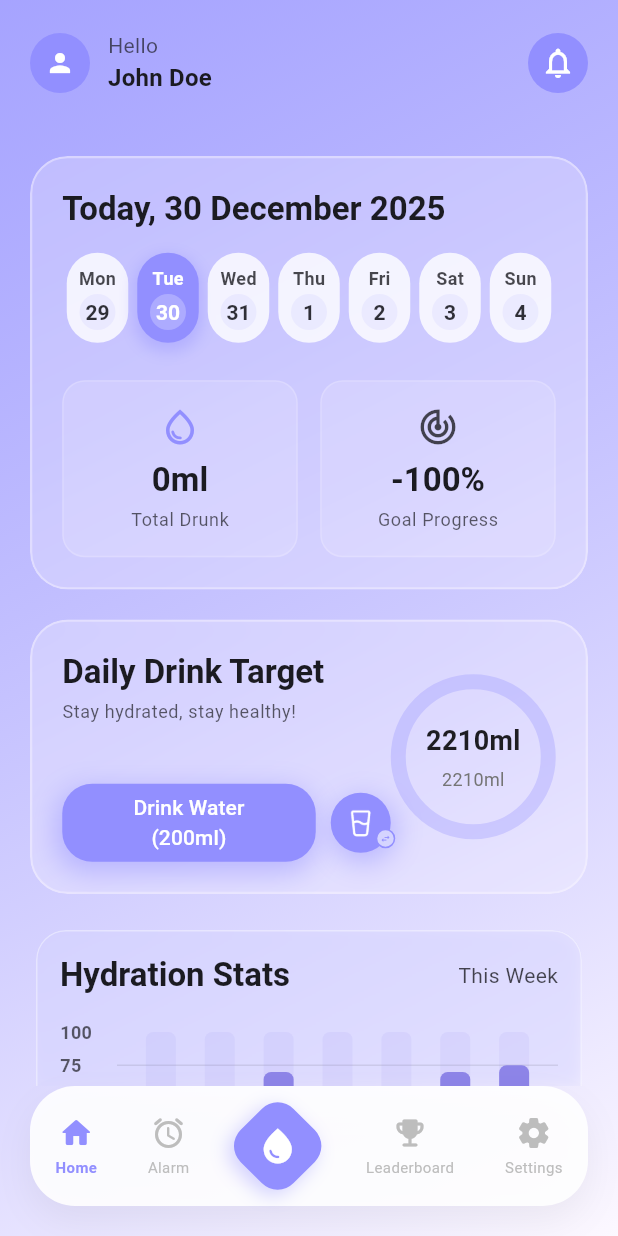
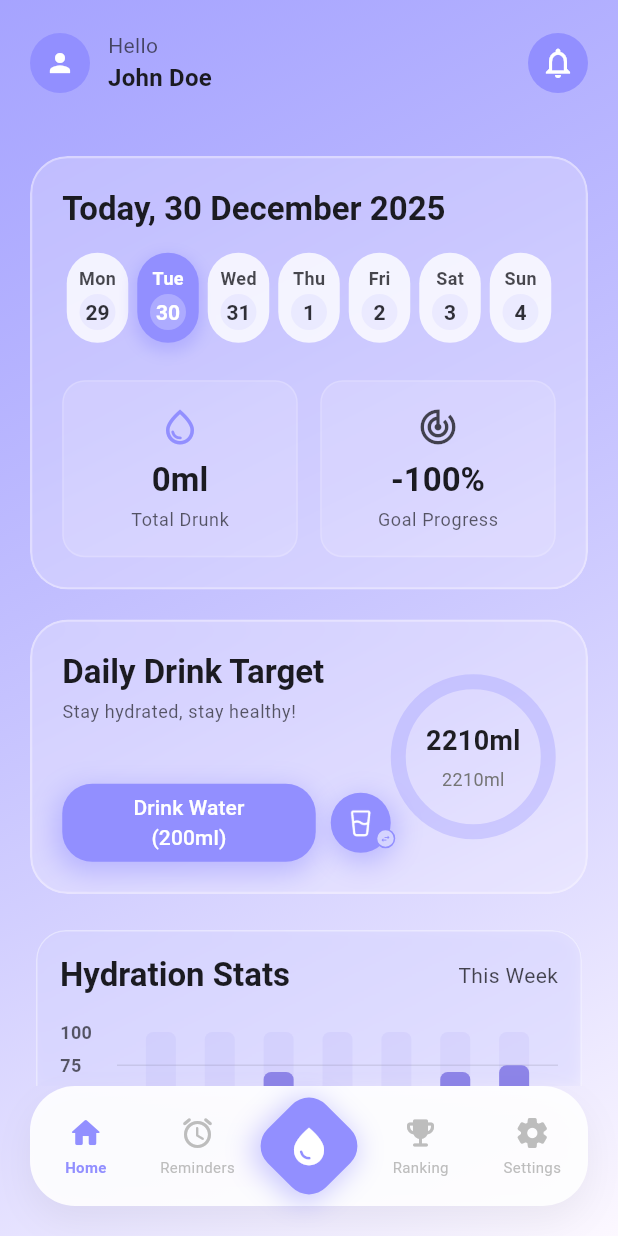
Before and after one commit to michalis-oik/AquaTrackerApp, a Flutter app: the MainScreen screen opened by its route, on a phone screen of 412 x 824 dp. Run offline on Flutter 3.47's test engine with Material 3 defaults, Android fonts, the phone set to English and light mode, and no system bars; drawn by our look-alikes of fl_chart, percent_indicator; our stand-ins replace firebase_auth, firebase_core, google_sign_in; accounts and stored records are empty; network calls fail.

Commit message:
several ui bugfixes

```diff
--- a/lib/pages/login_page.dart
+++ b/lib/pages/login_page.dart
@@ -239,6 +239,7 @@ class _LoginPageState extends State<LoginPage> {
                       ),
                       child: Form(
                         key: _formKey,
+                        autovalidateMode: AutovalidateMode.onUserInteraction,
                         child: Column(
                           children: [
                             _buildTextField(
@@ -411,7 +412,11 @@ class _LoginPageState extends State<LoginPage> {
       validator: validator,
       decoration: InputDecoration(
         labelText: label,
-        prefixIcon: Icon(icon, color: const Color(0xFF928FFF)),
+        prefixIconColor: WidgetStateColor.resolveWith((states) {
+          if (states.contains(WidgetState.error)) return Colors.red;
+          return const Color(0xFF928FFF);
+        }),
+        prefixIcon: Icon(icon),
         suffixIcon: isPassword
           ? IconButton(
               icon: Icon(_isPasswordVisible ? Icons.visibility : Icons.visibility_off),
--- a/lib/pages/main_screen.dart
+++ b/lib/pages/main_screen.dart
@@ -162,13 +162,12 @@ class _MainScreenState extends State<MainScreen> {
         ],
       ),
       child: Row(
-        mainAxisAlignment: MainAxisAlignment.spaceAround,
         children: [
-          _buildNavItem(0, Icons.home_rounded, "Home"),
-          _buildNavItem(1, Icons.alarm_rounded, "Alarm"),
-          _buildCenterActionItem(),
-          _buildNavItem(3, Icons.emoji_events_rounded, "Leaderboard"),
-          _buildNavItem(4, Icons.settings_rounded, "Settings"),
+          Expanded(child: _buildNavItem(0, Icons.home_rounded, "Home")),
+          Expanded(child: _buildNavItem(1, Icons.alarm_rounded, "Reminders")),
+          Expanded(child: _buildCenterActionItem()),
+          Expanded(child: _buildNavItem(3, Icons.emoji_events_rounded, "Ranking")),
+          Expanded(child: _buildNavItem(4, Icons.settings_rounded, "Settings")),
         ],
       ),
     );
@@ -203,31 +202,35 @@ class _MainScreenState extends State<MainScreen> {
   }
 
   Widget _buildCenterActionItem() {
-    final isSelected = _isDrinkSelectionOpen;
     return GestureDetector(
       onTap: _toggleDrinkSelection,
+      child: Center(
         child: Transform.rotate(
           angle: 0.785398, // 45 degrees
           child: Container(
-          width: 50,
-          height: 50,
+            width: 55,
+            height: 55,
             decoration: BoxDecoration(
               color: const Color(0xFF928FFF),
-            borderRadius: BorderRadius.circular(15),
+              borderRadius: BorderRadius.circular(16),
               boxShadow: [
                 BoxShadow(
-                color: const Color(0xFF928FFF).withAlpha(102),
-                blurRadius: 10,
-                offset: const Offset(0, 5),
+                  color: const Color(0xFF928FFF).withAlpha(120),
+                  blurRadius: 15,
+                  spreadRadius: 2,
+                  offset: const Offset(0, 4),
                 ),
               ],
             ),
+            child: Center(
               child: Transform.rotate(
                 angle: -0.785398,
                 child: const Icon(
                   Icons.water_drop,
                   color: Colors.white,
-              size: 28,
+                  size: 30,
+                ),
+              ),
             ),
           ),
         ),
--- a/lib/pages/signup_page.dart
+++ b/lib/pages/signup_page.dart
@@ -173,6 +173,7 @@ class _SignupPageState extends State<SignupPage> {
                       ),
                       child: Form(
                         key: _formKey,
+                        autovalidateMode: AutovalidateMode.onUserInteraction,
                         child: Column(
                           children: [
                             _buildTextField(
@@ -293,7 +294,11 @@ class _SignupPageState extends State<SignupPage> {
       validator: validator,
       decoration: InputDecoration(
         labelText: label,
-        prefixIcon: Icon(icon, color: const Color(0xFF928FFF)),
+        prefixIconColor: WidgetStateColor.resolveWith((states) {
+          if (states.contains(WidgetState.error)) return Colors.red;
+          return const Color(0xFF928FFF);
+        }),
+        prefixIcon: Icon(icon),
         suffixIcon: isPassword
           ? IconButton(
               icon: Icon(_isPasswordVisible ? Icons.visibility : Icons.visibility_off),
```
Lines whose indentation alone changed are shown as unchanged.
